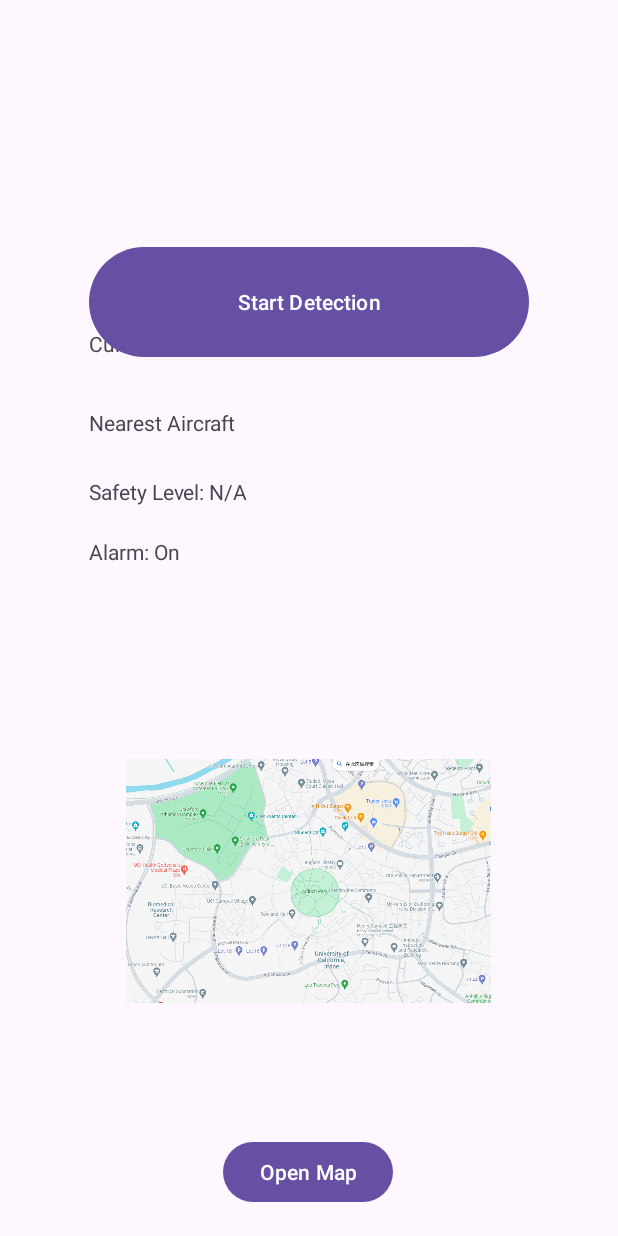
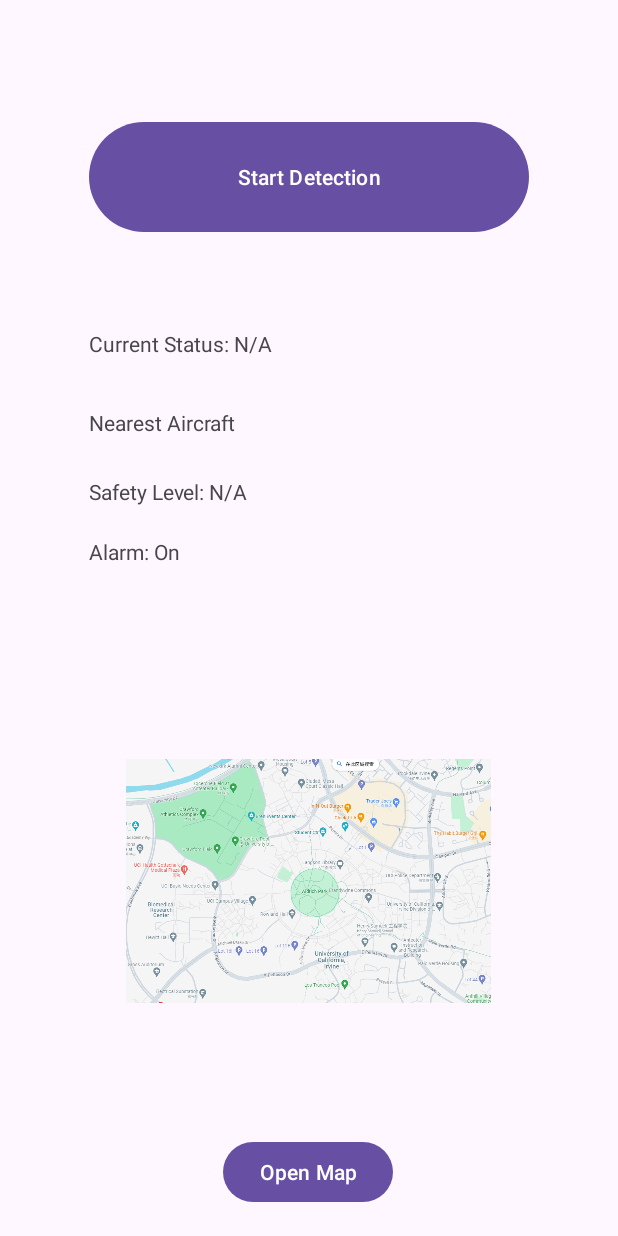
Before and after one commit to QLYe/EECS159-Aircraft-Detection, an Android app: the screen it shows after launch (MainActivity), on a phone screen of 412 x 824 dp. Run offline under Robolectric (Android 15) with nearby library versions, the phone set to English and light mode, and no system bars.

Commit message:
layout v2

```diff
--- a/Interactive Button Instance with Map/app/src/main/res/layout/activity_main.xml
+++ b/Interactive Button Instance with Map/app/src/main/res/layout/activity_main.xml
@@ -73,9 +73,9 @@
         android:layout_width="293dp"
         android:layout_height="81dp"
         android:layout_marginStart="59dp"
-        android:layout_marginTop="114dp"
+        android:layout_marginTop="31dp"
         android:layout_marginEnd="59dp"
-        android:layout_marginBottom="536dp"
+        android:layout_marginBottom="619dp"
         android:text="Start Detection"
         app:layout_constraintBottom_toBottomOf="parent"
         app:layout_constraintEnd_toEndOf="parent"
```
